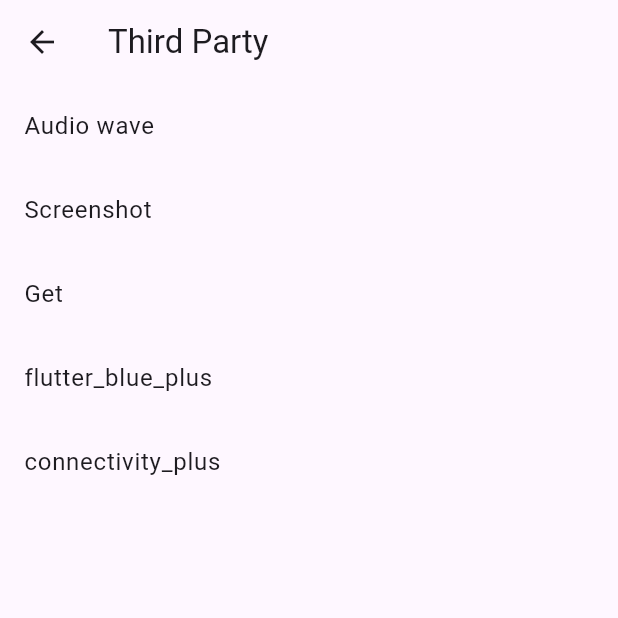
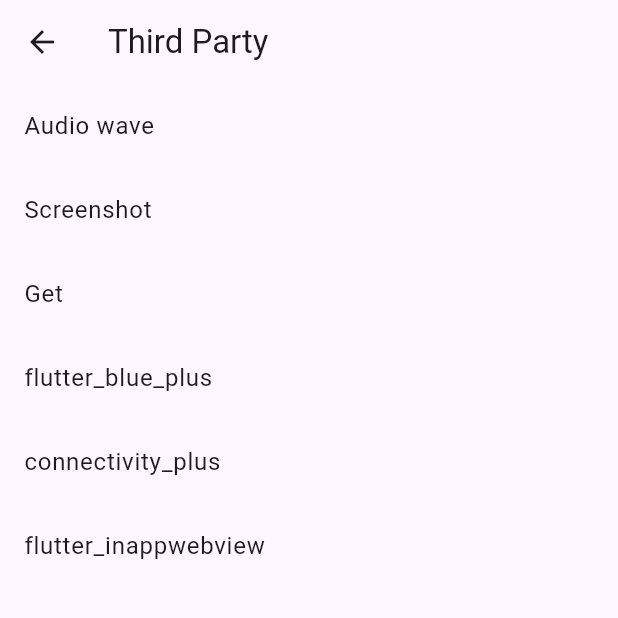
Before and after one commit to huangrui1226/flutter_playground, a Flutter app: the ThirdPartyPage screen opened directly, on a phone screen of 412 x 824 dp, the top half of it. Run offline on Flutter 3.47's test engine with Material 3 defaults, Android fonts, the phone set to English and light mode, and no system bars; our stand-ins replace connectivity_plus, flutter_blue_plus, get, permission_handler, screenshot; missing offline and left inert: app_settings, audio_waveforms, flutter_inappwebview.

Commit message:
flutter_inappwebview playground

```diff
--- a/lib/pages/third_party/third_party_page.dart
+++ b/lib/pages/third_party/third_party_page.dart
@@ -1,9 +1,11 @@
 import 'package:flutter/material.dart';
-import 'package:flutter_playground/pages/third_party/audio_wave_page.dart';
-import 'package:flutter_playground/pages/third_party/connectivity_plus_page.dart';
-import 'package:flutter_playground/pages/third_party/flutter_blue_plus_page.dart';
-import 'package:flutter_playground/pages/third_party/get_page.dart';
-import 'package:flutter_playground/pages/third_party/screenshot_page.dart';
+
+import 'audio_wave_page.dart';
+import 'connectivity_plus_page.dart';
+import 'flutter_blue_plus_page.dart';
+import 'flutter_inappwebview_page.dart';
+import 'get_page.dart';
+import 'screenshot_page.dart';
 
 class ThirdPartyPage extends StatelessWidget {
   const ThirdPartyPage({super.key});
@@ -16,7 +18,7 @@
       ),
       body: ListView.builder(
         itemBuilder: _itemBuilder,
-        itemCount: 5,
+        itemCount: 6,
       ),
     );
   }
@@ -68,6 +70,15 @@
             Navigator.push(context, route);
           },
         );
+      case 5:
+        return ListTile(
+          title: Text('flutter_inappwebview'),
+          onTap: () {
+            final destination = FlutterInappwebviewPage();
+            final route = MaterialPageRoute(builder: (context) => destination);
+            Navigator.push(context, route);
+          },
+        );
       default:
         return ListTile();
     }
--- a/pubspec.yaml
+++ b/pubspec.yaml
@@ -43,6 +43,7 @@
   app_settings: 7.0.0
   permission_handler: 12.0.1
   connectivity_plus: 7.0.0
+  flutter_inappwebview: 6.1.5
 dev_dependencies:
   flutter_test:
     sdk: flutter
```
Also changed, not shown: lib/pages/third_party/flutter_inappwebview_page.dart (added, +22 -0 lines), pubspec.lock.
